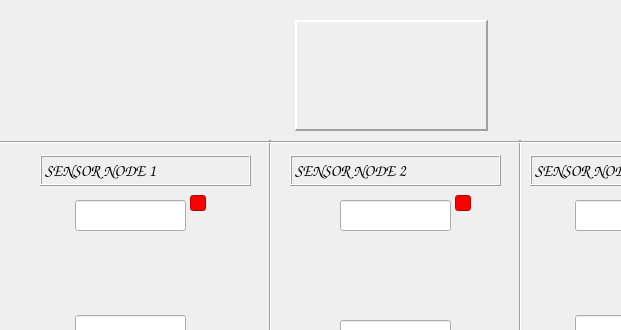
Above: PC Application/EnergyAuditor.ui from hpreshit/Energy-Auditor before the change; both pictures show x 0 to 621 and y 0 to 330 of the 762 by 634 pixel window. Below: the same form after it.
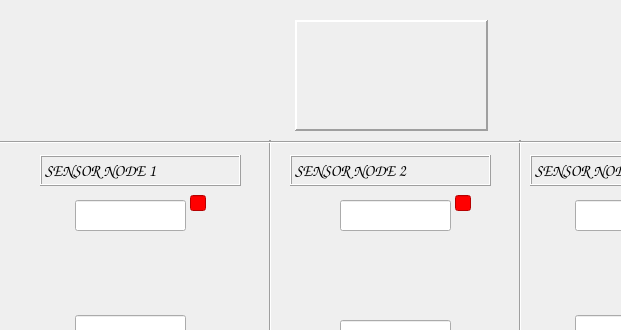
That is the form after the change. Icons and pictures are not drawn.

Patch:
```diff
--- a/PC Application/EnergyAuditor.ui
+++ b/PC Application/EnergyAuditor.ui
@@ -326,7 +326,7 @@
     <rect>
      <x>40</x>
      <y>155</y>
-     <width>211</width>
+     <width>201</width>
      <height>31</height>
     </rect>
    </property>
@@ -406,7 +406,7 @@
     <rect>
      <x>290</x>
      <y>155</y>
-     <width>211</width>
+     <width>201</width>
      <height>31</height>
     </rect>
    </property>
```
Left out of the diff: 8 changed lines with no effect on the pictures.
